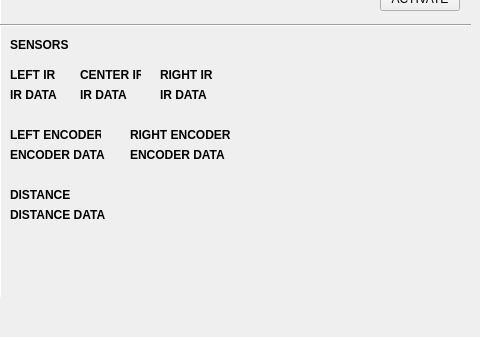
BuffaGonzalo/Robot-Autonomo, file qt - software/mainwindow.ui: the form before one commit; both pictures show x 320 to 800 and y 263 to 600 of the 800 by 600 pixel window.
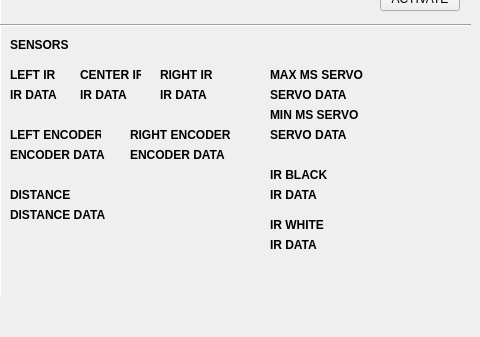
The form after the commit.

Diff of the .ui file:
```diff
--- a/qt - software/mainwindow.ui
+++ b/qt - software/mainwindow.ui
@@ -572,6 +572,150 @@
      <string>CLEAN</string>
     </property>
    </widget>
+   <widget class="QLabel" name="label_right_ir_2">
+    <property name="geometry">
+     <rect>
+      <x>590</x>
+      <y>330</y>
+      <width>101</width>
+      <height>16</height>
+     </rect>
+    </property>
+    <property name="font">
+     <font>
+      <bold>true</bold>
+     </font>
+    </property>
+    <property name="text">
+     <string>MAX MS SERVO</string>
+    </property>
+   </widget>
+   <widget class="QLabel" name="label_right_ir_3">
+    <property name="geometry">
+     <rect>
+      <x>590</x>
+      <y>370</y>
+      <width>101</width>
+      <height>16</height>
+     </rect>
+    </property>
+    <property name="font">
+     <font>
+      <bold>true</bold>
+     </font>
+    </property>
+    <property name="text">
+     <string>MIN MS SERVO</string>
+    </property>
+   </widget>
+   <widget class="QLabel" name="label_right_ir_4">
+    <property name="geometry">
+     <rect>
+      <x>590</x>
+      <y>430</y>
+      <width>101</width>
+      <height>16</height>
+     </rect>
+    </property>
+    <property name="font">
+     <font>
+      <bold>true</bold>
+     </font>
+    </property>
+    <property name="text">
+     <string>IR BLACK</string>
+    </property>
+   </widget>
+   <widget class="QLabel" name="label_right_ir_5">
+    <property name="geometry">
+     <rect>
+      <x>590</x>
+      <y>480</y>
+      <width>101</width>
+      <height>16</height>
+     </rect>
+    </property>
+    <property name="font">
+     <font>
+      <bold>true</bold>
+     </font>
+    </property>
+    <property name="text">
+     <string>IR WHITE</string>
+    </property>
+   </widget>
+   <widget class="QLabel" name="label_right_ir_6">
+    <property name="geometry">
+     <rect>
+      <x>590</x>
+      <y>450</y>
+      <width>101</width>
+      <height>16</height>
+     </rect>
+    </property>
+    <property name="font">
+     <font>
+      <bold>true</bold>
+     </font>
+    </property>
+    <property name="text">
+     <string>IR DATA </string>
+    </property>
+   </widget>
+   <widget class="QLabel" name="label_right_ir_7">
+    <property name="geometry">
+     <rect>
+      <x>590</x>
+      <y>500</y>
+      <width>101</width>
+      <height>16</height>
+     </rect>
+    </property>
+    <property name="font">
+     <font>
+      <bold>true</bold>
+     </font>
+    </property>
+    <property name="text">
+     <string>IR DATA </string>
+    </property>
+   </widget>
+   <widget class="QLabel" name="label_right_ir_8">
+    <property name="geometry">
+     <rect>
+      <x>590</x>
+      <y>390</y>
+      <width>101</width>
+      <height>16</height>
+     </rect>
+    </property>
+    <property name="font">
+     <font>
+      <bold>true</bold>
+     </font>
+    </property>
+    <property name="text">
+     <string>SERVO DATA</string>
+    </property>
+   </widget>
+   <widget class="QLabel" name="label_right_ir_9">
+    <property name="geometry">
+     <rect>
+      <x>590</x>
+      <y>350</y>
+      <width>101</width>
+      <height>16</height>
+     </rect>
+    </property>
+    <property name="font">
+     <font>
+      <bold>true</bold>
+     </font>
+    </property>
+    <property name="text">
+     <string>SERVO DATA</string>
+    </property>
+   </widget>
   </widget>
   <widget class="QMenuBar" name="menubar">
    <property name="geometry">
```
